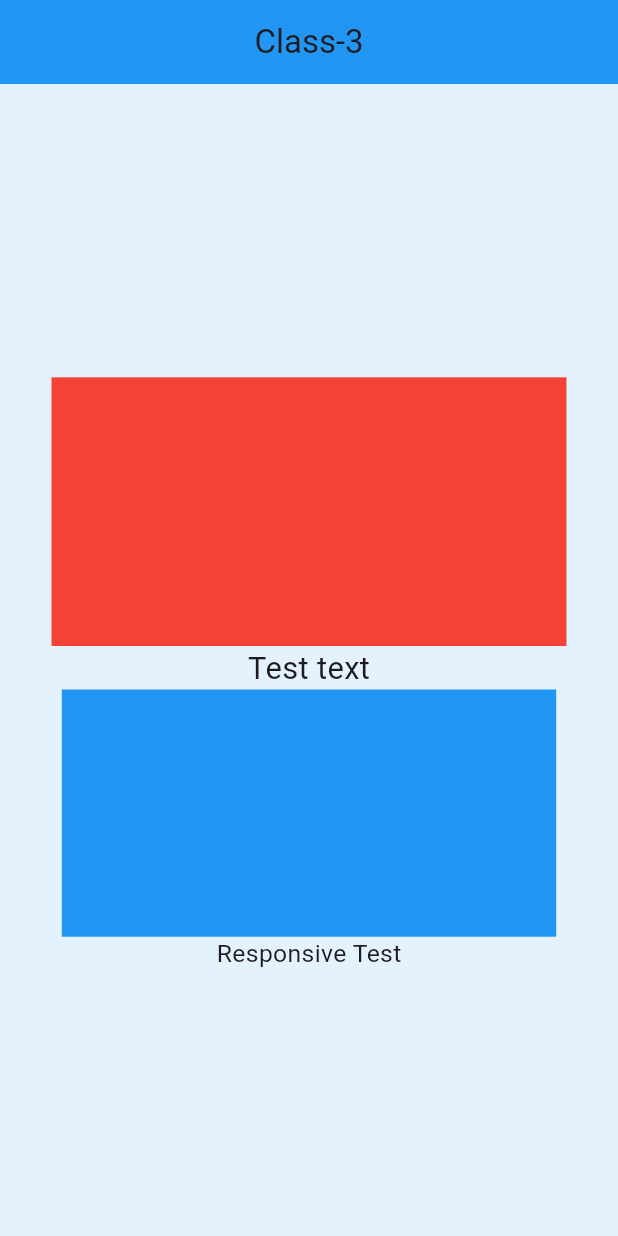
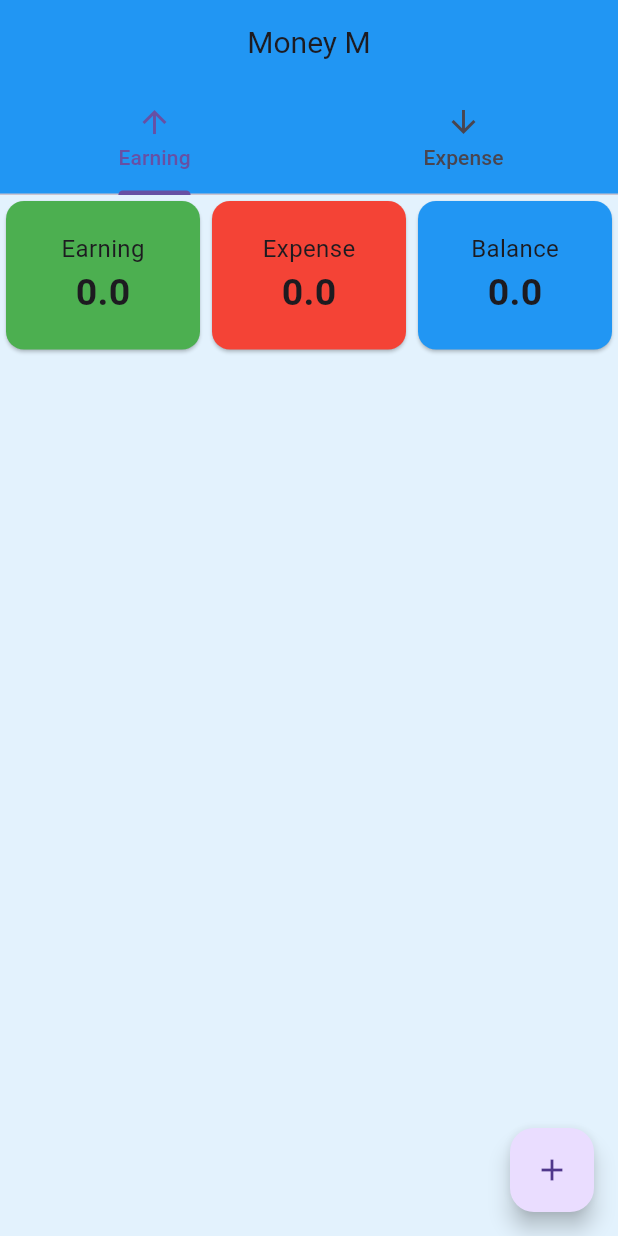
Before and after one commit to taufiqurSabbir/ostad_flutter_14, a Flutter app: the screen it shows after launch, on a phone screen of 412 x 824 dp. Run offline on Flutter 3.47's test engine with Material 3 defaults, Android fonts, the light colour scheme and no system bars; our stand-ins replace device_preview, flutter_screenutil.

Commit message:
module 15 class - 2

```diff
--- a/lib/app.dart
+++ b/lib/app.dart
@@ -21,6 +21,7 @@ import 'module_14/class_2.dart';
 import 'module_14/class_3.dart';
 import 'module_14/test2.dart';
 import 'module_15/class_!.dart';
+import 'module_15/class_2.dart';
 
 class MyAPP extends StatelessWidget {
   const MyAPP({super.key});
@@ -90,6 +91,7 @@ class MyAPP extends StatelessWidget {
             '/nvi' : (context) => Module14Class2(),
             '/bar' : (context) => Module14Class3(),
             '/bottomNav' : (context) => BottomNav(),
+            '/moneyM' : (context) => MoneyManagement(),
 
             '/test2' : (context){
               final args = ModalRoute.of(context)!.settings.arguments as Map<String,dynamic>;
@@ -97,7 +99,7 @@ class MyAPP extends StatelessWidget {
             }
           },
 
-          initialRoute: '/size',
+          initialRoute: '/moneyM',
         );
       },
     );
--- /dev/null
+++ b/lib/module_15/class_2.dart
@@ -0,0 +1,179 @@
+import 'package:flutter/material.dart';
+import 'package:flutter_14/module_15/widget/build_list.dart';
+import 'package:flutter_14/module_15/widget/build_summary_card.dart';
+class MoneyManagement extends StatefulWidget {
+  const MoneyManagement({super.key});
+
+  @override
+  State<MoneyManagement> createState() => _MoneyManagementState();
+}
+
+class _MoneyManagementState extends State<MoneyManagement> with SingleTickerProviderStateMixin {
+  late TabController _tabController;
+
+  List<Map<String,dynamic>> expense = [];
+  List<Map<String,dynamic>> earning = [];
+
+  double get totalExpense => expense.fold(0, (sum,item) => sum + item['amount']);
+  double get totalEarning => earning.fold(0, (sum,item) => sum + item['amount']);
+  double get balance => totalEarning - totalExpense;
+
+
+  void _showForm(bool isEarning){
+    TextEditingController titleController = TextEditingController();
+    TextEditingController amountController = TextEditingController();
+    DateTime entryDate = DateTime.now();
+
+    showDialog(context: context,
+        builder: (context){
+      return Dialog(
+        child: Padding(
+          padding: const EdgeInsets.all(16.0),
+          child: Column(
+            mainAxisSize: MainAxisSize.min,
+            children: [
+              Text(isEarning ? 'Add Earning' : 'Add Expense',
+              style: TextStyle(
+                fontSize: 20
+              ),
+              ),
+            TextField(
+              controller: titleController,
+              decoration: InputDecoration(
+                labelText: 'Title',
+                border: OutlineInputBorder()
+              ),
+            ),
+              SizedBox(height: 10,),
+            TextField(
+              controller: amountController,
+              decoration: InputDecoration(
+                labelText: 'Amount',
+                border: OutlineInputBorder()
+              ),
+            ),
+              SizedBox(height: 10,),
+
+              ElevatedButton(onPressed: (){
+                if(isEarning){
+                  setState(() {
+                    earning.add({
+                      'title': titleController.text,
+                      'amount' :double.tryParse( amountController.text),
+                      'date' : entryDate
+                    });
+                  });
+                  Navigator.pop(context);
+
+
+                }else{
+                  expense.add({
+                    'title': titleController.text,
+                    'amount' :double.tryParse( amountController.text),
+                    'date' : entryDate
+
+
+                  });
+
+                  setState(() {
+
+                  });
+                  Navigator.pop(context);
+                }
+              }, child: Text('Add'))
+            ],
+          ),
+        ),
+      );
+    });
+
+  }
+
+  void _showOptions(BuildContext context){
+    showModalBottomSheet(context: context, builder: (context){
+      return Padding(
+        padding: const EdgeInsets.all(20.0),
+        child: Row(
+          mainAxisAlignment: MainAxisAlignment.spaceEvenly,
+          children: [
+            ElevatedButton(
+                style: ElevatedButton.styleFrom(
+                  backgroundColor: Colors.green
+                ),
+                onPressed: (){
+                  _showForm(true);
+
+                }, child: Text('Add Earning')),
+            ElevatedButton(
+                style: ElevatedButton.styleFrom(
+                    backgroundColor: Colors.red
+                ),
+                onPressed: (){
+
+                  _showForm(false);
+
+
+                }, child: Text('Add Expense')),
+          ],
+        ),
+      );
+    });
+  }
+
+
+  @override
+  void initState() {
+    // TODO: implement initState
+    super.initState();
+    _tabController = TabController(length: 2, vsync: this);
+  }
+  @override
+  Widget build(BuildContext context) {
+
+    return Scaffold(
+      appBar: AppBar(
+        title: Text('Money M',
+        style: TextStyle(
+          fontSize: 20
+        ),
+        ),
+        bottom: TabBar(
+          controller: _tabController,
+          tabs: [
+            Tab(text: 'Earning', icon: Icon(Icons.arrow_upward),),
+            Tab(text: 'Expense', icon: Icon(Icons.arrow_downward),)
+          ],
+        ),
+      ),
+
+      body: Column(
+        children: [
+          Row(
+            children: [
+              buildSummaryCard(title: 'Earning', amount: totalEarning, cardColor: Colors.green,),
+              buildSummaryCard(title: 'Expense', amount: totalExpense, cardColor: Colors.red,),
+              buildSummaryCard(title: 'Balance', amount: balance, cardColor: Colors.blue,),
+            ],
+          ),
+
+          SizedBox(height: 10,),
+
+          Expanded(
+            child: TabBarView(
+                controller: _tabController,
+                children: [
+
+              buildList(items: earning, isEarning: true,),
+              buildList(items: expense, isEarning: false,),
+
+
+            ]),
+          )
+        ],
+      ),
+      floatingActionButton: FloatingActionButton(onPressed: ()=>_showOptions(context), child: Icon(Icons.add),),
+
+    );
+
+  }
+}
--- /dev/null
+++ b/lib/module_15/widget/build_list.dart
@@ -0,0 +1,34 @@
+import 'package:flutter/material.dart';
+class buildList extends StatelessWidget {
+  final List<Map<String,dynamic>>items;
+  final bool isEarning;
+
+  const buildList({
+    super.key, required this.items, required this.isEarning,
+  });
+
+  @override
+  Widget build(BuildContext context) {
+    return ListView.builder(
+        itemCount: items.length,
+        itemBuilder: (context,index){
+          return Card(
+            child: ListTile(
+              leading: CircleAvatar(
+                backgroundColor: isEarning?  Colors.green : Colors.red,
+                child:  Icon(isEarning ? Icons.arrow_upward : Icons.arrow_downward,color: Colors.white,),
+              ),
+              title: Text(items[index]['title']),
+              subtitle: Text(items[index]['date'].toString()),
+              trailing: Text(items[index]['amount'].toString(),
+                style: TextStyle(
+                  fontSize: 20,
+                    color: Colors.green,
+                    fontWeight: FontWeight.bold
+                ),
+              ),
+            ),
+          );
+        });
+  }
+}
--- /dev/null
+++ b/lib/module_15/widget/build_summary_card.dart
@@ -0,0 +1,36 @@
+import 'package:flutter/material.dart';
+class buildSummaryCard extends StatelessWidget {
+  final String title;
+  final Color cardColor;
+  final double amount;
+  const buildSummaryCard({
+    super.key, required this.title, required this.amount, required this.cardColor,
+  });
+
+  @override
+  Widget build(BuildContext context) {
+    return Expanded(
+      child: Card(
+        color: cardColor,
+        child: Padding(
+          padding: const EdgeInsets.all(20.0),
+          child: Column(
+            children: [
+              Text(title,
+                style: TextStyle(
+                  fontSize: 16,
+                ),
+              ),
+              Text(amount.toString(),
+                style: TextStyle(
+                    fontSize: 25,
+                    fontWeight: FontWeight.bold
+                ),
+              )
+            ],
+          ),
+        ),
+      ),
+    );
+  }
+}
```
